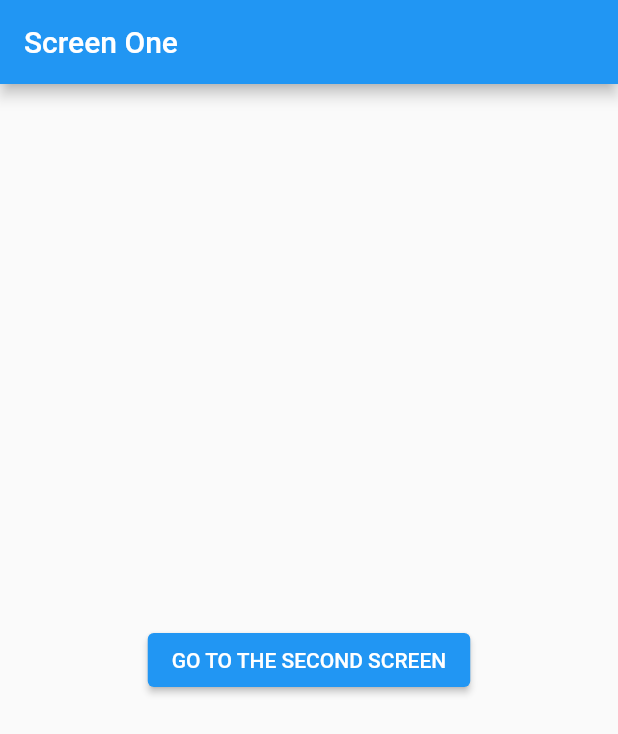
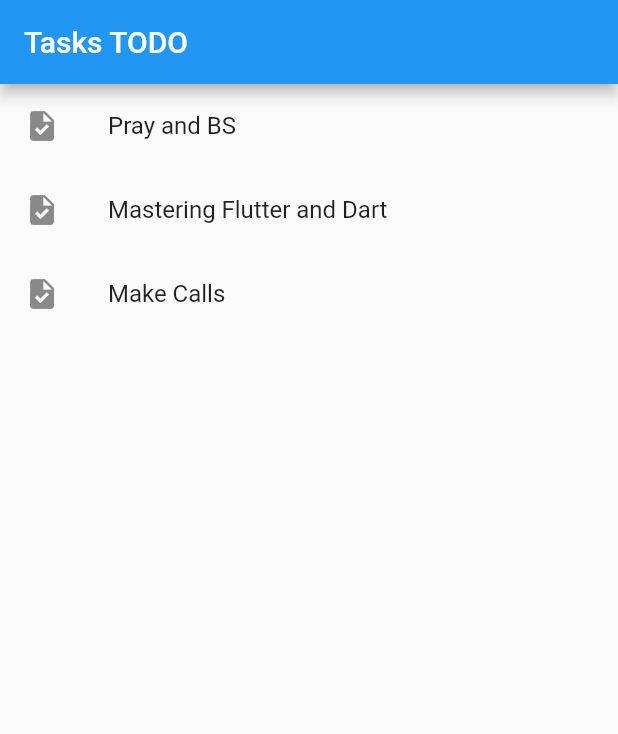
Before and after one commit to BeckiA/Mastering-Dart-and-Flutter-3, a Flutter app: the screen it shows after launch, on a phone screen of 412 x 824 dp. Shown: the top 734 px of the screen. Run offline on Flutter 3.47's test engine with Material 2 defaults, Android fonts, the phone set to English and light mode, and no system bars.

Commit message:
Day-11 Working on the Navigation Across Screens on the Todo List App

```diff
--- a/my_app/lib/main.dart
+++ b/my_app/lib/main.dart
@@ -1,40 +1,66 @@
 import 'package:flutter/material.dart';
 
-void main() {
-  runApp(MaterialApp(title: 'My Flutter', home: FirstScreen()));
+class Todo {
+  final String title;
+  final String description;
+  Todo({required this.title, required this.description});
 }
 
-class FirstScreen extends StatelessWidget {
+List<Todo> _todoList = [
+  Todo(title: "Pray and BS", description: "Study Exodus Chapter 6 and 7"),
+  Todo(
+      title: 'Mastering Flutter and Dart',
+      description: 'Try to finish the Navigation module'),
+  Todo(title: 'Make Calls', description: 'Try to catch Bereket and Mr.Gizate'),
+];
+
+void main() => runApp(MaterialApp(
+      title: 'Todo App',
+      home: TodoScreen(todos: _todoList),
+    ));
+
+class TodoScreen extends StatelessWidget {
+  TodoScreen({Key? key, required this.todos}) : super(key: key);
+
+  List<Todo> todos;
+
   @override
   Widget build(BuildContext context) {
     return Scaffold(
       appBar: AppBar(
-          title: const Text("Screen One"),
+        title: const Text('Tasks TODO'),
       ),
-        //Center Widget with Elevated Button On It To Navigate to the Second Screen
-        body: Center(
-            child: ElevatedButton(
-          onPressed: () => Navigator.push(
+      body: ListView.builder(
+        itemCount: todos.length,
+        itemBuilder: (context, index) {
+          return ListTile(
+            leading: const Icon(Icons.task),
+            title: Text(todos[index].title),
+            onTap: () => Navigator.push(
                 context,
                 MaterialPageRoute(
-                builder: (context) => SecondScreen(),
+                  builder: (context) => DetailScreen(todo: todos[index]),
                 )),
-          child: const Text('GO TO THE SECOND SCREEN'),
-        )));
+          );
+        },
+      ),
+    );
   }
 }
 
-class SecondScreen extends StatelessWidget {
+class DetailScreen extends StatelessWidget {
+  DetailScreen({Key? key, required this.todo}) : super(key: key);
+
+  final Todo todo;
+
   @override
   Widget build(BuildContext context) {
     return Scaffold(
       appBar: AppBar(
-        title: const Text("Screen Two"),
+        title: Text(todo.title),
       ),
       body: Center(
-        child: ElevatedButton(
-            onPressed: () => Navigator.pop(context),
-            child: const Text('GO TO THE FIRST SCREEN')),
+        child: Text(todo.description),
       ),
     );
   }
```
Lines whose indentation alone changed are shown as unchanged.
